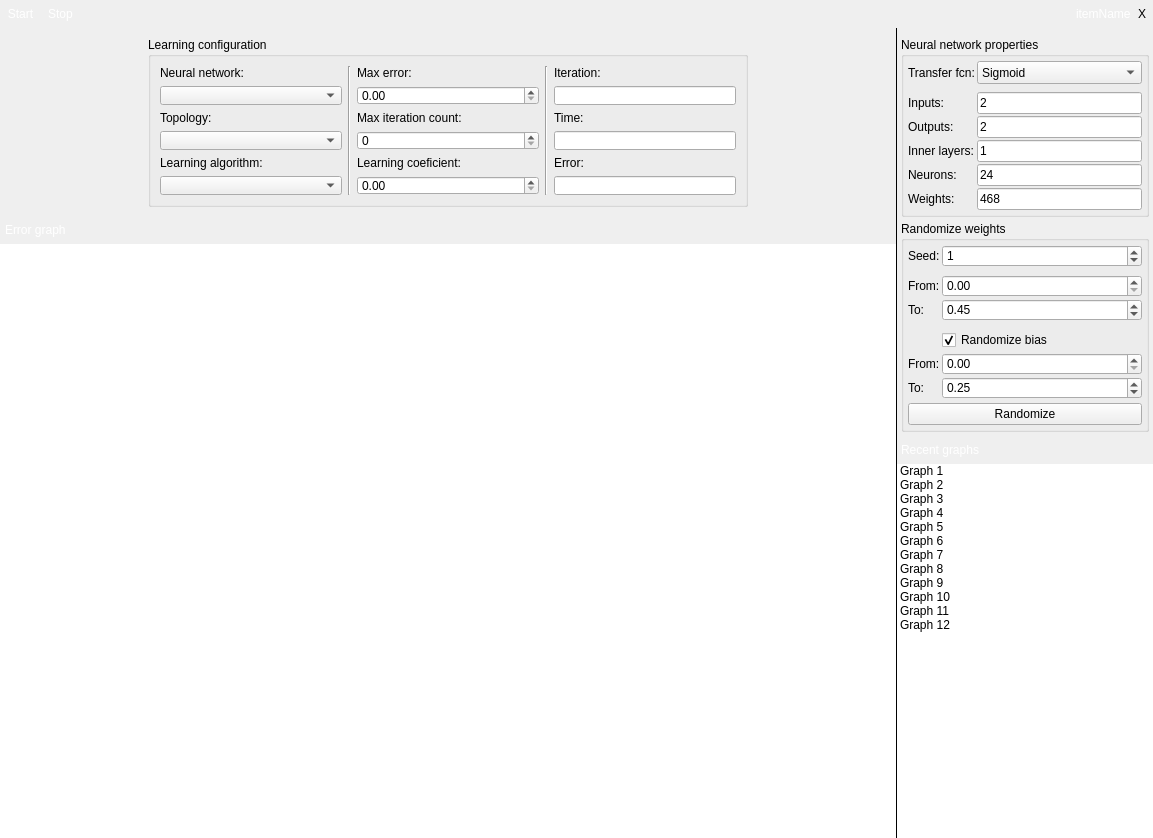
The window that ApplicationUi/LearningWidget.ui (kacerpetr/NNCreator) describes before a commit, drawn with Qt 5.
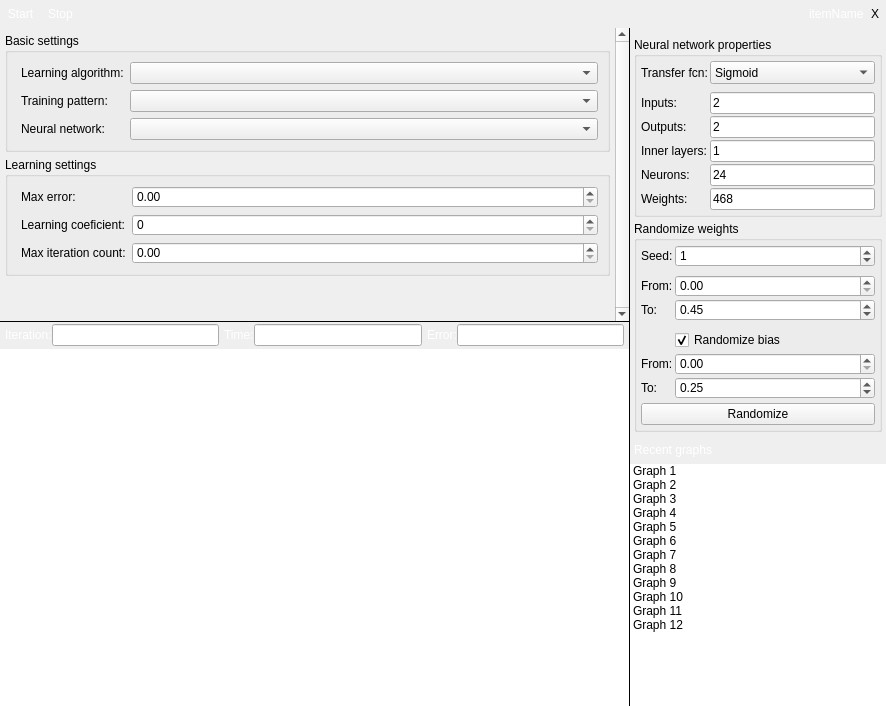
The same window after the commit. Icons and pictures are not drawn.

Commit message: Learning config screen improvements, optimization of GUI behavior when resizing window

Patch:
```diff
--- a/ApplicationUi/LearningWidget.ui
+++ b/ApplicationUi/LearningWidget.ui
@@ -6,8 +6,8 @@
    <rect>
     <x>0</x>
     <y>0</y>
-    <width>1153</width>
-    <height>838</height>
+    <width>886</width>
+    <height>706</height>
    </rect>
   </property>
   <property name="sizePolicy">
@@ -19,7 +19,7 @@
   <property name="windowTitle">
    <string>Form</string>
   </property>
-  <layout class="QVBoxLayout" name="verticalLayout_5" stretch="0,0">
+  <layout class="QVBoxLayout" name="verticalLayout_9">
    <property name="spacing">
     <number>0</number>
    </property>
@@ -228,7 +228,7 @@
       <property name="frameShadow">
        <enum>QFrame::Raised</enum>
       </property>
-      <layout class="QVBoxLayout" name="verticalLayout_12">
+      <layout class="QVBoxLayout" name="verticalLayout_5">
        <property name="spacing">
         <number>0</number>
        </property>
@@ -236,16 +236,32 @@
         <number>0</number>
        </property>
        <item>
-        <layout class="QVBoxLayout" name="verticalLayout_11">
-         <property name="spacing">
-          <number>0</number>
+        <widget class="QSplitter" name="splitter">
+         <property name="sizePolicy">
+          <sizepolicy hsizetype="Preferred" vsizetype="Preferred">
+           <horstretch>0</horstretch>
+           <verstretch>0</verstretch>
+          </sizepolicy>
          </property>
-         <item>
+         <property name="styleSheet">
+          <string notr="true">#splitter::handle:vertical{
+	background-color: rgb(0, 0, 0);
+}</string>
+         </property>
+         <property name="orientation">
+          <enum>Qt::Vertical</enum>
+         </property>
+         <property name="handleWidth">
+          <number>1</number>
+         </property>
+         <property name="childrenCollapsible">
+          <bool>false</bool>
+         </property>
           <widget class="QFrame" name="frame_2">
            <property name="sizePolicy">
             <sizepolicy hsizetype="Preferred" vsizetype="Preferred">
              <horstretch>0</horstretch>
-             <verstretch>1</verstretch>
+            <verstretch>0</verstretch>
             </sizepolicy>
            </property>
            <property name="frameShape">
@@ -254,92 +270,74 @@
            <property name="frameShadow">
             <enum>QFrame::Raised</enum>
            </property>
-           <layout class="QVBoxLayout" name="verticalLayout_13">
-            <item>
-             <layout class="QHBoxLayout" name="horizontalLayout_4">
-              <item>
-               <widget class="QFrame" name="frame_5">
-                <property name="sizePolicy">
-                 <sizepolicy hsizetype="Preferred" vsizetype="Preferred">
-                  <horstretch>1</horstretch>
-                  <verstretch>1</verstretch>
-                 </sizepolicy>
-                </property>
-                <property name="frameShape">
-                 <enum>QFrame::NoFrame</enum>
-                </property>
-                <property name="frameShadow">
-                 <enum>QFrame::Raised</enum>
-                </property>
-               </widget>
-              </item>
+          <layout class="QVBoxLayout" name="verticalLayout_8">
+           <property name="spacing">
+            <number>0</number>
+           </property>
+           <property name="margin">
+            <number>0</number>
+           </property>
               <item>
-               <widget class="QGroupBox" name="groupBox_3">
+            <widget class="QScrollArea" name="scrollArea">
                 <property name="sizePolicy">
                  <sizepolicy hsizetype="Preferred" vsizetype="Preferred">
-                  <horstretch>4</horstretch>
+               <horstretch>0</horstretch>
                   <verstretch>0</verstretch>
                  </sizepolicy>
                 </property>
-                <property name="minimumSize">
+             <property name="baseSize">
                  <size>
-                  <width>600</width>
-                  <height>170</height>
-                 </size>
-                </property>
-                <property name="title">
-                 <string>Learning configuration</string>
-                </property>
-                <layout class="QHBoxLayout" name="horizontalLayout_3">
-                 <item>
+               <width>0</width>
+               <height>200</height>
+              </size>
+             </property>
+             <property name="frameShape">
+              <enum>QFrame::NoFrame</enum>
+             </property>
+             <property name="verticalScrollBarPolicy">
+              <enum>Qt::ScrollBarAlwaysOn</enum>
+             </property>
+             <property name="horizontalScrollBarPolicy">
+              <enum>Qt::ScrollBarAsNeeded</enum>
+             </property>
+             <property name="widgetResizable">
+              <bool>true</bool>
+             </property>
+             <widget class="QWidget" name="scrollAreaWidgetContents">
+              <property name="geometry">
+               <rect>
+                <x>0</x>
+                <y>0</y>
+                <width>604</width>
+                <height>288</height>
+               </rect>
+              </property>
+              <property name="sizePolicy">
+               <sizepolicy hsizetype="Preferred" vsizetype="Preferred">
+                <horstretch>0</horstretch>
+                <verstretch>0</verstretch>
+               </sizepolicy>
+              </property>
                   <layout class="QVBoxLayout" name="verticalLayout_7">
-                   <item>
-                    <widget class="QLabel" name="label_12">
-                     <property name="sizePolicy">
-                      <sizepolicy hsizetype="Expanding" vsizetype="Preferred">
-                       <horstretch>0</horstretch>
-                       <verstretch>0</verstretch>
-                      </sizepolicy>
-                     </property>
-                     <property name="text">
-                      <string>Neural network:</string>
-                     </property>
-                    </widget>
-                   </item>
+               <property name="spacing">
+                <number>5</number>
+               </property>
+               <property name="margin">
+                <number>5</number>
+               </property>
                    <item>
-                    <widget class="QComboBox" name="comboBox_2">
+                <widget class="QGroupBox" name="groupBox_3">
                      <property name="sizePolicy">
-                      <sizepolicy hsizetype="Expanding" vsizetype="Fixed">
+                  <sizepolicy hsizetype="Preferred" vsizetype="Preferred">
                        <horstretch>0</horstretch>
                        <verstretch>0</verstretch>
                       </sizepolicy>
                      </property>
-                    </widget>
-                   </item>
-                   <item>
-                    <widget class="QLabel" name="label_13">
-                     <property name="sizePolicy">
-                      <sizepolicy hsizetype="Expanding" vsizetype="Preferred">
-                       <horstretch>0</horstretch>
-                       <verstretch>0</verstretch>
-                      </sizepolicy>
-                     </property>
-                     <property name="text">
-                      <string>Topology:</string>
-                     </property>
-                    </widget>
-                   </item>
-                   <item>
-                    <widget class="QComboBox" name="comboBox_3">
-                     <property name="sizePolicy">
-                      <sizepolicy hsizetype="Expanding" vsizetype="Fixed">
-                       <horstretch>0</horstretch>
-                       <verstretch>0</verstretch>
-                      </sizepolicy>
-                     </property>
-                    </widget>
-                   </item>
-                   <item>
+                 <property name="title">
+                  <string>Basic settings</string>
+                 </property>
+                 <layout class="QFormLayout" name="formLayout_3">
+                  <item row="0" column="0">
                     <widget class="QLabel" name="label_17">
                      <property name="sizePolicy">
                       <sizepolicy hsizetype="Expanding" vsizetype="Preferred">
@@ -350,9 +348,12 @@
                      <property name="text">
                       <string>Learning algorithm:</string>
                      </property>
-                    </widget>
-                   </item>
-                   <item>
+                    <property name="indent">
+                     <number>4</number>
+                    </property>
+                   </widget>
+                  </item>
+                  <item row="0" column="1">
                     <widget class="QComboBox" name="comboBox_4">
                      <property name="sizePolicy">
                       <sizepolicy hsizetype="Expanding" vsizetype="Fixed">
@@ -362,18 +363,74 @@
                      </property>
                     </widget>
                    </item>
-                  </layout>
-                 </item>
-                 <item>
-                  <widget class="Line" name="line">
-                   <property name="orientation">
-                    <enum>Qt::Vertical</enum>
-                   </property>
+                  <item row="1" column="0">
+                   <widget class="QLabel" name="label_13">
+                    <property name="sizePolicy">
+                     <sizepolicy hsizetype="Expanding" vsizetype="Preferred">
+                      <horstretch>0</horstretch>
+                      <verstretch>0</verstretch>
+                     </sizepolicy>
+                    </property>
+                    <property name="text">
+                     <string>Training pattern:</string>
+                    </property>
+                    <property name="indent">
+                     <number>4</number>
+                    </property>
+                   </widget>
+                  </item>
+                  <item row="1" column="1">
+                   <widget class="QComboBox" name="comboBox_2">
+                    <property name="sizePolicy">
+                     <sizepolicy hsizetype="Expanding" vsizetype="Fixed">
+                      <horstretch>0</horstretch>
+                      <verstretch>0</verstretch>
+                     </sizepolicy>
+                    </property>
+                   </widget>
+                  </item>
+                  <item row="2" column="0">
+                   <widget class="QLabel" name="label_12">
+                    <property name="sizePolicy">
+                     <sizepolicy hsizetype="Expanding" vsizetype="Preferred">
+                      <horstretch>0</horstretch>
+                      <verstretch>0</verstretch>
+                     </sizepolicy>
+                    </property>
+                    <property name="text">
+                     <string>Neural network:</string>
+                    </property>
+                    <property name="indent">
+                     <number>4</number>
+                    </property>
+                   </widget>
+                  </item>
+                  <item row="2" column="1">
+                   <widget class="QComboBox" name="comboBox_3">
+                    <property name="sizePolicy">
+                     <sizepolicy hsizetype="Expanding" vsizetype="Fixed">
+                      <horstretch>0</horstretch>
+                      <verstretch>0</verstretch>
+                     </sizepolicy>
+                    </property>
+                   </widget>
+                  </item>
+                 </layout>
                   </widget>
                  </item>
                  <item>
-                  <layout class="QVBoxLayout" name="verticalLayout_8">
-                   <item>
+                <widget class="QGroupBox" name="groupBox_4">
+                 <property name="sizePolicy">
+                  <sizepolicy hsizetype="Preferred" vsizetype="Preferred">
+                   <horstretch>0</horstretch>
+                   <verstretch>0</verstretch>
+                  </sizepolicy>
+                 </property>
+                 <property name="title">
+                  <string>Learning settings</string>
+                 </property>
+                 <layout class="QFormLayout" name="formLayout_4">
+                  <item row="0" column="0">
                     <widget class="QLabel" name="label_14">
                      <property name="sizePolicy">
                       <sizepolicy hsizetype="Expanding" vsizetype="Preferred">
@@ -384,9 +441,12 @@
                      <property name="text">
                       <string>Max error:</string>
                      </property>
-                    </widget>
-                   </item>
-                   <item>
+                    <property name="indent">
+                     <number>4</number>
+                    </property>
+                   </widget>
+                  </item>
+                  <item row="0" column="1">
                     <widget class="QDoubleSpinBox" name="doubleSpinBox_5">
                      <property name="sizePolicy">
                       <sizepolicy hsizetype="Expanding" vsizetype="Fixed">
@@ -396,30 +456,7 @@
                      </property>
                     </widget>
                    </item>
-                   <item>
-                    <widget class="QLabel" name="label_15">
-                     <property name="sizePolicy">
-                      <sizepolicy hsizetype="Expanding" vsizetype="Preferred">
-                       <horstretch>0</horstretch>
-                       <verstretch>0</verstretch>
-                      </sizepolicy>
-                     </property>
-                     <property name="text">
-                      <string>Max iteration count:</string>
-                     </property>
-                    </widget>
-                   </item>
-                   <item>
-                    <widget class="QSpinBox" name="spinBox_2">
-                     <property name="sizePolicy">
-                      <sizepolicy hsizetype="Expanding" vsizetype="Fixed">
-                       <horstretch>0</horstretch>
-                       <verstretch>0</verstretch>
-                      </sizepolicy>
-                     </property>
-                    </widget>
-                   </item>
-                   <item>
+                  <item row="1" column="0">
                     <widget class="QLabel" name="label_16">
                      <property name="sizePolicy">
                       <sizepolicy hsizetype="Expanding" vsizetype="Preferred">
@@ -430,9 +467,38 @@
                      <property name="text">
                       <string>Learning coeficient:</string>
                      </property>
-                    </widget>
-                   </item>
-                   <item>
+                    <property name="indent">
+                     <number>4</number>
+                    </property>
+                   </widget>
+                  </item>
+                  <item row="1" column="1">
+                   <widget class="QSpinBox" name="spinBox_2">
+                    <property name="sizePolicy">
+                     <sizepolicy hsizetype="Expanding" vsizetype="Fixed">
+                      <horstretch>0</horstretch>
+                      <verstretch>0</verstretch>
+                     </sizepolicy>
+                    </property>
+                   </widget>
+                  </item>
+                  <item row="2" column="0">
+                   <widget class="QLabel" name="label_15">
+                    <property name="sizePolicy">
+                     <sizepolicy hsizetype="Expanding" vsizetype="Preferred">
+                      <horstretch>0</horstretch>
+                      <verstretch>0</verstretch>
+                     </sizepolicy>
+                    </property>
+                    <property name="text">
+                     <string>Max iteration count:</string>
+                    </property>
+                    <property name="indent">
+                     <number>4</number>
+                    </property>
+                   </widget>
+                  </item>
+                  <item row="2" column="1">
                     <widget class="QDoubleSpinBox" name="doubleSpinBox_6">
                      <property name="sizePolicy">
                       <sizepolicy hsizetype="Expanding" vsizetype="Fixed">
@@ -443,117 +509,32 @@
                     </widget>
                    </item>
                   </layout>
+                </widget>
                  </item>
                  <item>
-                  <widget class="Line" name="line_2">
+                <spacer name="verticalSpacer_6">
                    <property name="orientation">
                     <enum>Qt::Vertical</enum>
                    </property>
-                  </widget>
-                 </item>
-                 <item>
-                  <layout class="QVBoxLayout" name="verticalLayout_9">
-                   <item>
-                    <widget class="QLabel" name="label_18">
-                     <property name="sizePolicy">
-                      <sizepolicy hsizetype="Expanding" vsizetype="Preferred">
-                       <horstretch>0</horstretch>
-                       <verstretch>0</verstretch>
-                      </sizepolicy>
-                     </property>
-                     <property name="text">
-                      <string>Iteration:</string>
-                     </property>
-                    </widget>
-                   </item>
-                   <item>
-                    <widget class="QLineEdit" name="lineEdit_6">
-                     <property name="sizePolicy">
-                      <sizepolicy hsizetype="Expanding" vsizetype="Fixed">
-                       <horstretch>0</horstretch>
-                       <verstretch>0</verstretch>
-                      </sizepolicy>
-                     </property>
-                    </widget>
-                   </item>
-                   <item>
-                    <widget class="QLabel" name="label_19">
-                     <property name="sizePolicy">
-                      <sizepolicy hsizetype="Expanding" vsizetype="Preferred">
-                       <horstretch>0</horstretch>
-                       <verstretch>0</verstretch>
-                      </sizepolicy>
-                     </property>
-                     <property name="text">
-                      <string>Time:</string>
-                     </property>
-                    </widget>
-                   </item>
-                   <item>
-                    <widget class="QLineEdit" name="lineEdit_7">
-                     <property name="sizePolicy">
-                      <sizepolicy hsizetype="Expanding" vsizetype="Fixed">
-                       <horstretch>0</horstretch>
-                       <verstretch>0</verstretch>
-                      </sizepolicy>
-                     </property>
-                    </widget>
-                   </item>
-                   <item>
-                    <widget class="QLabel" name="label_20">
-                     <property name="sizePolicy">
-                      <sizepolicy hsizetype="Expanding" vsizetype="Preferred">
-                       <horstretch>0</horstretch>
-                       <verstretch>0</verstretch>
-                      </sizepolicy>
-                     </property>
-                     <property name="text">
-                      <string>Error:</string>
-                     </property>
-                    </widget>
-                   </item>
-                   <item>
-                    <widget class="QLineEdit" name="lineEdit_8">
-                     <property name="sizePolicy">
-                      <sizepolicy hsizetype="Expanding" vsizetype="Fixed">
-                       <horstretch>0</horstretch>
-                       <verstretch>0</verstretch>
-                      </sizepolicy>
-                     </property>
-                    </widget>
-                   </item>
-                  </layout>
-                 </item>
-                </layout>
-               </widget>
-              </item>
-              <item>
-               <widget class="QFrame" name="frame_6">
-                <property name="sizePolicy">
-                 <sizepolicy hsizetype="Preferred" vsizetype="Preferred">
-                  <horstretch>1</horstretch>
-                  <verstretch>0</verstretch>
-                 </sizepolicy>
-                </property>
-                <property name="frameShape">
-                 <enum>QFrame::NoFrame</enum>
-                </property>
-                <property name="frameShadow">
-                 <enum>QFrame::Raised</enum>
-                </property>
+                 <property name="sizeHint" stdset="0">
+                  <size>
+                   <width>20</width>
+                   <height>40</height>
+                  </size>
+                 </property>
+                </spacer>
+               </item>
+              </layout>
+             </widget>
                </widget>
               </item>
              </layout>
-            </item>
-           </layout>
-          </widget>
-         </item>
-         <item>
+         </widget>
           <widget class="QFrame" name="frame_3">
            <property name="sizePolicy">
             <sizepolicy hsizetype="Preferred" vsizetype="Preferred">
              <horstretch>0</horstretch>
-             <verstretch>10</verstretch>
+            <verstretch>15</verstretch>
             </sizepolicy>
            </property>
            <property name="frameShape">
@@ -574,7 +555,7 @@
               <property name="minimumSize">
                <size>
                 <width>0</width>
-                <height>28</height>
+               <height>27</height>
                </size>
               </property>
               <property name="maximumSize">
@@ -600,12 +581,119 @@
                 <number>0</number>
                </property>
                <item>
-                <widget class="QLabel" name="label_22">
+               <spacer name="horizontalSpacer_8">
+                <property name="orientation">
+                 <enum>Qt::Horizontal</enum>
+                </property>
+                <property name="sizeType">
+                 <enum>QSizePolicy::Fixed</enum>
+                </property>
+                <property name="sizeHint" stdset="0">
+                 <size>
+                  <width>5</width>
+                  <height>20</height>
+                 </size>
+                </property>
+               </spacer>
+              </item>
+              <item>
+               <widget class="QLabel" name="label_18">
+                <property name="sizePolicy">
+                 <sizepolicy hsizetype="Preferred" vsizetype="Preferred">
+                  <horstretch>0</horstretch>
+                  <verstretch>0</verstretch>
+                 </sizepolicy>
+                </property>
                  <property name="text">
-                  <string>&lt;html&gt;&lt;head/&gt;&lt;body&gt;&lt;p&gt;&lt;span style=&quot; color:#ffffff;&quot;&gt;Error graph&lt;/span&gt;&lt;/p&gt;&lt;/body&gt;&lt;/html&gt;</string>
-                 </property>
-                 <property name="indent">
-                  <number>5</number>
+                 <string>&lt;html&gt;&lt;head/&gt;&lt;body&gt;&lt;p&gt;&lt;span style=&quot; color:#ffffff;&quot;&gt;Iteration:&lt;/span&gt;&lt;/p&gt;&lt;/body&gt;&lt;/html&gt;</string>
+                </property>
+               </widget>
+              </item>
+              <item>
+               <widget class="QLineEdit" name="lineEdit_8">
+                <property name="sizePolicy">
+                 <sizepolicy hsizetype="Expanding" vsizetype="Fixed">
+                  <horstretch>0</horstretch>
+                  <verstretch>0</verstretch>
+                 </sizepolicy>
+                </property>
+               </widget>
+              </item>
+              <item>
+               <spacer name="horizontalSpacer_5">
+                <property name="orientation">
+                 <enum>Qt::Horizontal</enum>
+                </property>
+                <property name="sizeType">
+                 <enum>QSizePolicy::Preferred</enum>
+                </property>
+                <property name="sizeHint" stdset="0">
+                 <size>
+                  <width>5</width>
+                  <height>20</height>
+                 </size>
+                </property>
+               </spacer>
+              </item>
+              <item>
+               <widget class="QLabel" name="label_19">
+                <property name="sizePolicy">
+                 <sizepolicy hsizetype="Preferred" vsizetype="Preferred">
+                  <horstretch>0</horstretch>
+                  <verstretch>0</verstretch>
+                 </sizepolicy>
+                </property>
+                <property name="text">
+                 <string>&lt;html&gt;&lt;head/&gt;&lt;body&gt;&lt;p&gt;&lt;span style=&quot; color:#ffffff;&quot;&gt;Time:&lt;/span&gt;&lt;/p&gt;&lt;/body&gt;&lt;/html&gt;</string>
+                </property>
+               </widget>
+              </item>
+              <item>
+               <widget class="QLineEdit" name="lineEdit_7">
+                <property name="sizePolicy">
+                 <sizepolicy hsizetype="Expanding" vsizetype="Fixed">
+                  <horstretch>0</horstretch>
+                  <verstretch>0</verstretch>
+                 </sizepolicy>
+                </property>
+               </widget>
+              </item>
+              <item>
+               <spacer name="horizontalSpacer_6">
+                <property name="orientation">
+                 <enum>Qt::Horizontal</enum>
+                </property>
+                <property name="sizeType">
+                 <enum>QSizePolicy::Fixed</enum>
+                </property>
+                <property name="sizeHint" stdset="0">
+                 <size>
+                  <width>5</width>
+                  <height>20</height>
+                 </size>
+                </property>
+               </spacer>
+              </item>
+              <item>
+               <widget class="QLabel" name="label_20">
+                <property name="sizePolicy">
+                 <sizepolicy hsizetype="Preferred" vsizetype="Preferred">
+                  <horstretch>0</horstretch>
+                  <verstretch>0</verstretch>
+                 </sizepolicy>
+                </property>
+                <property name="text">
+                 <string>&lt;html&gt;&lt;head/&gt;&lt;body&gt;&lt;p&gt;&lt;span style=&quot; color:#ffffff;&quot;&gt;Error:&lt;/span&gt;&lt;/p&gt;&lt;/body&gt;&lt;/html&gt;</string>
+                </property>
+               </widget>
+              </item>
+              <item>
+               <widget class="QLineEdit" name="lineEdit_6">
+                <property name="sizePolicy">
+                 <sizepolicy hsizetype="Expanding" vsizetype="Fixed">
+                  <horstretch>0</horstretch>
+                  <verstretch>0</verstretch>
+                 </sizepolicy>
                  </property>
                 </widget>
                </item>
@@ -614,9 +702,12 @@
                  <property name="orientation">
                   <enum>Qt::Horizontal</enum>
                  </property>
+                <property name="sizeType">
+                 <enum>QSizePolicy::Fixed</enum>
+                </property>
                  <property name="sizeHint" stdset="0">
                   <size>
-                   <width>40</width>
+                  <width>5</width>
                    <height>20</height>
                   </size>
                  </property>
@@ -627,6 +718,12 @@
             </item>
             <item>
              <widget class="QLabel" name="label_23">
+             <property name="sizePolicy">
+              <sizepolicy hsizetype="Preferred" vsizetype="Expanding">
+               <horstretch>0</horstretch>
+               <verstretch>0</verstretch>
+              </sizepolicy>
+             </property>
               <property name="autoFillBackground">
                <bool>false</bool>
               </property>
@@ -637,8 +734,7 @@
             </item>
            </layout>
           </widget>
-         </item>
-        </layout>
+        </widget>
        </item>
       </layout>
      </widget>
```
Lines whose indentation alone changed are shown as unchanged. The commit also changes 16 other files.
